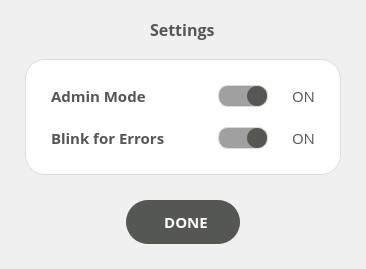
Before: the Qt Designer form src/settings_window.ui in Bridge12Technologies/Gyrotron-Control-System---OLD, drawn with Qt 5.
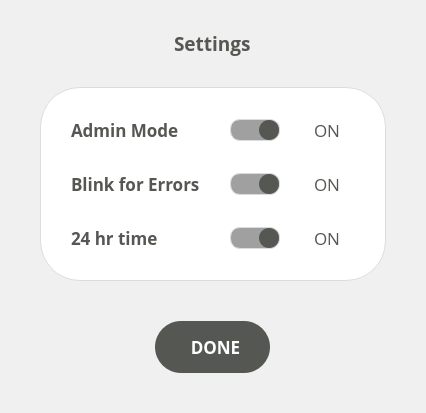
After: the same form once the commit is applied.

Commit message: implemented capacity widget, 24 hour time, and various GUI tweaks

The edit to the form file:
```diff
--- a/src/settings_window.ui
+++ b/src/settings_window.ui
@@ -6,8 +6,8 @@
    <rect>
     <x>0</x>
     <y>0</y>
-    <width>366</width>
-    <height>269</height>
+    <width>426</width>
+    <height>413</height>
    </rect>
   </property>
   <property name="windowTitle">
@@ -16,34 +16,62 @@
   <property name="styleSheet">
    <string notr="true">background: rgb(240,240,240); color: rgb(85,87,83);</string>
   </property>
+  <layout class="QVBoxLayout" name="verticalLayout_2">
+   <property name="spacing">
+    <number>0</number>
+   </property>
+   <property name="leftMargin">
+    <number>0</number>
+   </property>
+   <property name="topMargin">
+    <number>0</number>
+   </property>
+   <property name="rightMargin">
+    <number>0</number>
+   </property>
+   <property name="bottomMargin">
+    <number>0</number>
+   </property>
+   <item>
+    <widget class="QFrame" name="frame">
+     <property name="styleSheet">
+      <string notr="true">background: rgb(240,240,240); border: none; border-radius: 40px;
+</string>
+     </property>
+     <property name="frameShape">
+      <enum>QFrame::StyledPanel</enum>
+     </property>
+     <property name="frameShadow">
+      <enum>QFrame::Raised</enum>
+     </property>
   <layout class="QVBoxLayout" name="verticalLayout">
    <property name="spacing">
     <number>0</number>
    </property>
    <property name="leftMargin">
-    <number>25</number>
+       <number>40</number>
    </property>
    <property name="topMargin">
-    <number>15</number>
+       <number>30</number>
    </property>
    <property name="rightMargin">
-    <number>25</number>
+       <number>40</number>
    </property>
    <property name="bottomMargin">
-    <number>25</number>
+       <number>40</number>
    </property>
    <item alignment="Qt::AlignHCenter">
     <widget class="QLabel" name="label_2">
      <property name="font">
       <font>
        <family>Open Sans</family>
-       <pointsize>12</pointsize>
+          <pointsize>14</pointsize>
        <weight>75</weight>
        <bold>true</bold>
       </font>
      </property>
      <property name="styleSheet">
-      <string notr="true">color: rgb(85,87,83); font-size: 12pt; background: transparent;</string>
+         <string notr="true">color: rgb(85,87,83); background: transparent;</string>
      </property>
      <property name="text">
       <string>Settings</string>
@@ -61,18 +89,23 @@
      <property name="sizeHint" stdset="0">
       <size>
        <width>20</width>
-       <height>15</height>
+          <height>30</height>
       </size>
      </property>
     </spacer>
    </item>
    <item>
     <widget class="QFrame" name="settings_frame">
+        <property name="font">
+         <font>
+          <pointsize>11</pointsize>
+         </font>
+        </property>
      <property name="styleSheet">
       <string notr="true">#settings_frame {
 border: 1px solid rgb(220,220,220);
 color: rgb(85,87,83);
-border-radius: 20px;
+border-radius: 40px;
 background: white;
 }</string>
      </property>
@@ -82,37 +115,53 @@
      <property name="frameShadow">
       <enum>QFrame::Raised</enum>
      </property>
-     <layout class="QGridLayout" name="gridLayout_2" columnstretch="3,0,1">
+        <layout class="QGridLayout" name="gridLayout_2" columnstretch="2,0,1">
       <property name="leftMargin">
-       <number>25</number>
+          <number>30</number>
       </property>
       <property name="topMargin">
-       <number>25</number>
+          <number>30</number>
       </property>
       <property name="rightMargin">
-       <number>10</number>
+          <number>20</number>
       </property>
       <property name="bottomMargin">
-       <number>25</number>
+          <number>30</number>
       </property>
       <property name="horizontalSpacing">
        <number>10</number>
       </property>
       <property name="verticalSpacing">
-       <number>20</number>
-      </property>
+          <number>30</number>
+         </property>
+         <item row="3" column="2" alignment="Qt::AlignHCenter">
+          <widget class="QLabel" name="time_mode_label">
+           <property name="font">
+            <font>
+             <family>Open Sans</family>
+             <pointsize>13</pointsize>
+            </font>
+           </property>
+           <property name="styleSheet">
+            <string notr="true">color: rgb(85,87,83); background: transparent;</string>
+           </property>
+           <property name="text">
+            <string>ON</string>
+           </property>
+          </widget>
+         </item>
       <item row="1" column="0">
        <widget class="QLabel" name="label_3">
         <property name="font">
          <font>
           <family>Open Sans</family>
-          <pointsize>11</pointsize>
+             <pointsize>13</pointsize>
           <weight>75</weight>
           <bold>true</bold>
          </font>
         </property>
         <property name="styleSheet">
-         <string notr="true">color: rgb(85,87,83); font-size: 11pt; background: transparent;</string>
+            <string notr="true">color: rgb(85,87,83); background: transparent;</string>
         </property>
         <property name="text">
          <string>Admin Mode</string>
@@ -183,42 +232,82 @@
         </property>
        </widget>
       </item>
+         <item row="3" column="1">
+          <widget class="QSlider" name="time_mode_switch">
+           <property name="minimumSize">
+            <size>
+             <width>50</width>
+             <height>22</height>
+            </size>
+           </property>
+           <property name="maximumSize">
+            <size>
+             <width>50</width>
+             <height>22</height>
+            </size>
+           </property>
+           <property name="styleSheet">
+            <string notr="true">QSlider { background: transparent; }
+
+QSlider::groove:horizontal {
+border: 1px solid rgb(220,220,220);
+background: rgb(160, 160, 160);
+height: 20px;
+border-radius: 10px;
+}
+
+QSlider::handle:horizontal {
+height: 20px;
+width: 20px;
+border: none;
+border-radius: 10px;
+background: rgb(85,87,83);
+}
+
+QSlider::handle:horizontal:hover {
+background: rgb(66,68,65);
+}
+
+QSlider::groove:horizontal:disabled {
+background: white;
+}
+
+QSlider::handle:horizontal:disabled {
+background: rgb(220,220,220);
+}</string>
+           </property>
+           <property name="maximum">
+            <number>1</number>
+           </property>
+           <property name="pageStep">
+            <number>1</number>
+           </property>
+           <property name="value">
+            <number>1</number>
+           </property>
+           <property name="orientation">
+            <enum>Qt::Horizontal</enum>
+           </property>
+          </widget>
+         </item>
       <item row="1" column="2" alignment="Qt::AlignHCenter">
        <widget class="QLabel" name="admin_mode_label">
         <property name="font">
          <font>
           <family>Open Sans</family>
-          <pointsize>11</pointsize>
+             <pointsize>13</pointsize>
           <weight>50</weight>
           <bold>false</bold>
          </font>
         </property>
         <property name="styleSheet">
-         <string notr="true">color: rgb(85,87,83); font-size: 11pt; background: transparent;</string>
+            <string notr="true">color: rgb(85,87,83); background: transparent;</string>
         </property>
         <property name="text">
          <string>ON</string>
         </property>
        </widget>
       </item>
-      <item row="2" column="0">
-       <widget class="QLabel" name="label">
-        <property name="font">
-         <font>
-          <family>Open Sans</family>
-          <pointsize>11</pointsize>
-          <weight>75</weight>
-          <bold>true</bold>
-         </font>
-        </property>
-        <property name="styleSheet">
-         <string notr="true">color: rgb(85,87,83); font-size: 11pt; background: transparent;</string>
-        </property>
-        <property name="text">
-         <string>Blink for Errors</string>
-        </property>
-       </widget>
-      </item>
       <item row="2" column="1" alignment="Qt::AlignHCenter">
        <widget class="QSlider" name="blink_switch">
         <property name="enabled">
@@ -226,7 +315,7 @@
         </property>
         <property name="minimumSize">
          <size>
-          <width>0</width>
+             <width>50</width>
           <height>22</height>
          </size>
         </property>
@@ -283,24 +372,60 @@
         </property>
        </widget>
       </item>
+         <item row="3" column="0">
+          <widget class="QLabel" name="label_4">
+           <property name="font">
+            <font>
+             <family>Open Sans</family>
+             <pointsize>13</pointsize>
+             <weight>75</weight>
+             <bold>true</bold>
+            </font>
+           </property>
+           <property name="styleSheet">
+            <string notr="true">color: rgb(85,87,83); background: transparent;</string>
+           </property>
+           <property name="text">
+            <string>24 hr time</string>
+           </property>
+          </widget>
+         </item>
       <item row="2" column="2" alignment="Qt::AlignHCenter">
        <widget class="QLabel" name="blink_label">
         <property name="font">
          <font>
           <family>Open Sans</family>
-          <pointsize>11</pointsize>
+             <pointsize>13</pointsize>
           <weight>50</weight>
           <bold>false</bold>
          </font>
         </property>
         <property name="styleSheet">
-         <string notr="true">color: rgb(85,87,83); font-size: 11pt; background: transparent;</string>
+            <string notr="true">color: rgb(85,87,83); background: transparent;</string>
         </property>
         <property name="text">
          <string>ON</string>
         </property>
        </widget>
       </item>
+         <item row="2" column="0">
+          <widget class="QLabel" name="label">
+           <property name="font">
+            <font>
+             <family>Open Sans</family>
+             <pointsize>13</pointsize>
+             <weight>75</weight>
+             <bold>true</bold>
+            </font>
+           </property>
+           <property name="styleSheet">
+            <string notr="true">color: rgb(85,87,83); background: transparent;</string>
+           </property>
+           <property name="text">
+            <string>Blink for Errors</string>
+           </property>
+          </widget>
+         </item>
      </layout>
     </widget>
    </item>
@@ -315,7 +440,7 @@
      <property name="sizeHint" stdset="0">
       <size>
        <width>20</width>
-       <height>25</height>
+          <height>40</height>
       </size>
      </property>
     </spacer>
@@ -324,20 +449,20 @@
     <widget class="QPushButton" name="done_button">
      <property name="minimumSize">
       <size>
-       <width>114</width>
-       <height>44</height>
+          <width>115</width>
+          <height>52</height>
       </size>
      </property>
      <property name="maximumSize">
       <size>
-       <width>114</width>
-       <height>44</height>
+          <width>115</width>
+          <height>52</height>
       </size>
      </property>
      <property name="font">
       <font>
        <family>Open Sans</family>
-       <pointsize>11</pointsize>
+          <pointsize>13</pointsize>
        <weight>75</weight>
        <bold>true</bold>
       </font>
@@ -350,9 +475,8 @@
 QPushButton {
 	background-color: rgb(85,87,83);
 	border: none;
-	border-radius: 22px;
+	border-radius: 26px;
 	color: white;
-	font-size: 11pt;
 	padding-left: 6px;
 }
 
@@ -367,6 +491,9 @@
      <property name="text">
       <string>DONE</string>
      </property>
+       </widget>
+      </item>
+     </layout>
     </widget>
    </item>
   </layout>
```
Lines whose indentation alone changed are shown as unchanged. The commit also changes 5 other files.
